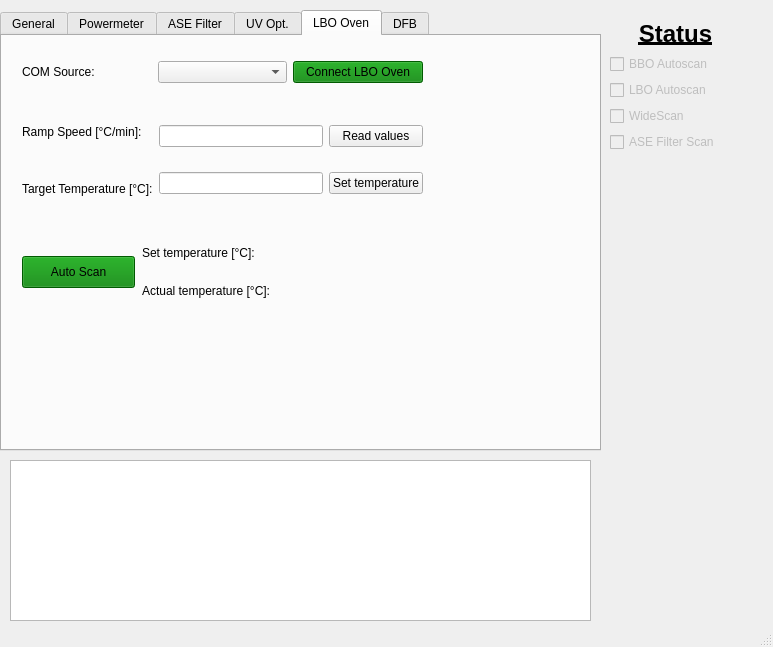
The window that pulsed_laser_interface.ui (XenoBene/PulsedLaserGUI) describes before a commit, drawn with Qt 5.
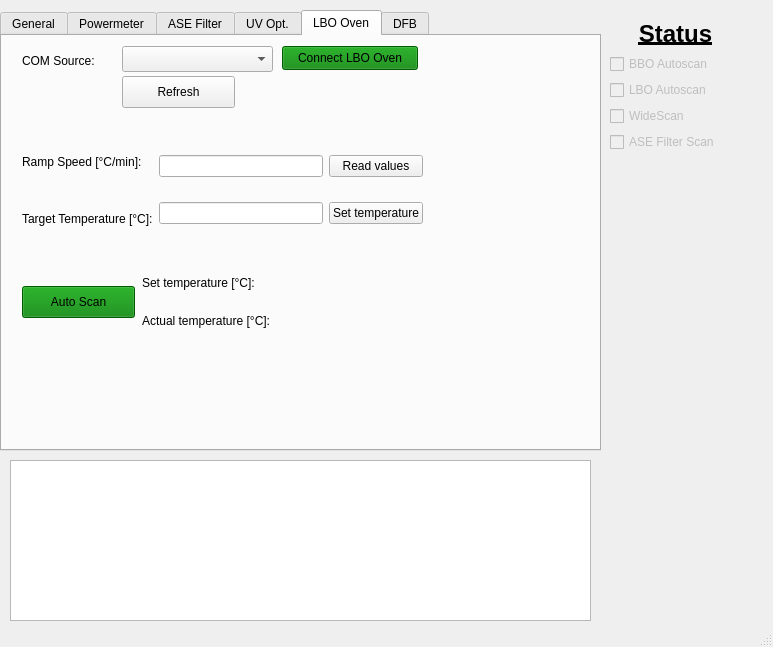
The same window after the commit. The open tabs and pages were chosen to show the change.

Commit message: Added a refresh button for the LBO visa combobox. The method "refresh_combobox" in GUI.py can now be used to build multiple refresh buttons in all tabs

Diff of the .ui file:
```diff
--- a/pulsed_laser_interface.ui
+++ b/pulsed_laser_interface.ui
@@ -1177,46 +1177,11 @@
      <attribute name="title">
       <string>LBO Oven</string>
      </attribute>
-     <widget class="QWidget" name="horizontalLayoutWidget_8">
-      <property name="geometry">
-       <rect>
-        <x>20</x>
-        <y>20</y>
-        <width>401</width>
-        <height>32</height>
-       </rect>
-      </property>
-      <layout class="QHBoxLayout" name="horizontalLayout_10">
-       <item>
-        <widget class="QLabel" name="lbo_label_comSource">
-         <property name="text">
-          <string>COM Source:</string>
-         </property>
-        </widget>
-       </item>
-       <item>
-        <widget class="QComboBox" name="lbo_comboBox_visa"/>
-       </item>
-       <item>
-        <widget class="QPushButton" name="lbo_button_connectLBO">
-         <property name="styleSheet">
-          <string notr="true">background-color: green</string>
-         </property>
-         <property name="text">
-          <string>Connect LBO Oven</string>
-         </property>
-         <property name="checkable">
-          <bool>true</bool>
-         </property>
-        </widget>
-       </item>
-      </layout>
-     </widget>
      <widget class="QWidget" name="horizontalLayoutWidget_9">
       <property name="geometry">
        <rect>
         <x>20</x>
-        <y>70</y>
+        <y>100</y>
         <width>401</width>
         <height>108</height>
        </rect>
@@ -1274,7 +1239,7 @@
       <property name="geometry">
        <rect>
         <x>20</x>
-        <y>220</y>
+        <y>250</y>
         <width>113</width>
         <height>32</height>
        </rect>
@@ -1293,7 +1258,7 @@
       <property name="geometry">
        <rect>
         <x>140</x>
-        <y>200</y>
+        <y>230</y>
         <width>281</width>
         <height>71</height>
        </rect>
@@ -1315,6 +1280,61 @@
        </item>
       </layout>
      </widget>
+     <widget class="QPushButton" name="lbo_button_connectLBO">
+      <property name="geometry">
+       <rect>
+        <x>280</x>
+        <y>10</y>
+        <width>136</width>
+        <height>24</height>
+       </rect>
+      </property>
+      <property name="styleSheet">
+       <string notr="true">background-color: green</string>
+      </property>
+      <property name="text">
+       <string>Connect LBO Oven</string>
+      </property>
+      <property name="checkable">
+       <bool>true</bool>
+      </property>
+     </widget>
+     <widget class="QComboBox" name="lbo_comboBox_visa">
+      <property name="geometry">
+       <rect>
+        <x>120</x>
+        <y>10</y>
+        <width>151</width>
+        <height>26</height>
+       </rect>
+      </property>
+     </widget>
+     <widget class="QLabel" name="lbo_label_comSource">
+      <property name="geometry">
+       <rect>
+        <x>20</x>
+        <y>10</y>
+        <width>91</width>
+        <height>30</height>
+       </rect>
+      </property>
+      <property name="text">
+       <string>COM Source:</string>
+      </property>
+     </widget>
+     <widget class="QPushButton" name="lbo_button_refresh">
+      <property name="geometry">
+       <rect>
+        <x>120</x>
+        <y>40</y>
+        <width>113</width>
+        <height>32</height>
+       </rect>
+      </property>
+      <property name="text">
+       <string>Refresh</string>
+      </property>
+     </widget>
     </widget>
     <widget class="QWidget" name="tab_6">
      <attribute name="title">
```
The commit also changes 1 other file.
